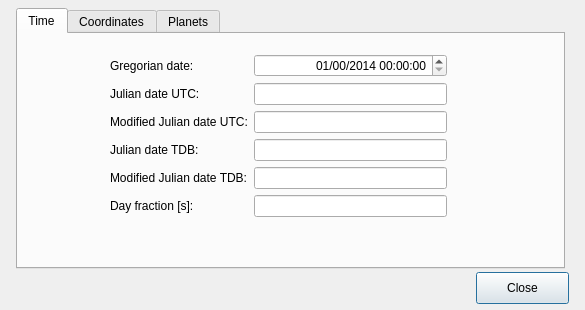
First picture: the form in sta-src/Calculator/STAcalculator.ui, repository Dwarf-Planet-Project/SpaceDesignTool, before the edit.
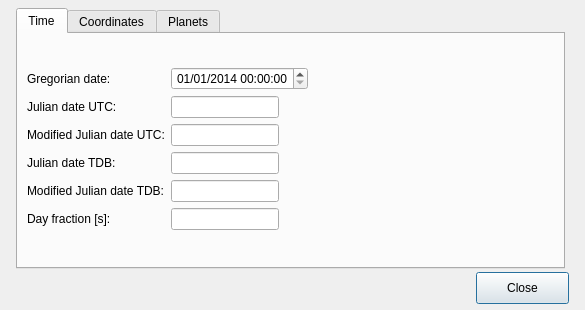
Second picture: the form after the edit. Icons and pictures are not drawn.

Commit message: Updating decorations of the calculator JD fields

Diff of the .ui file:
```diff
--- a/sta-src/Calculator/STAcalculator.ui
+++ b/sta-src/Calculator/STAcalculator.ui
@@ -44,14 +44,37 @@
     <widget class="QWidget" name="formLayoutWidget">
      <property name="geometry">
       <rect>
-       <x>92</x>
-       <y>20</y>
-       <width>337</width>
-       <height>187</height>
+       <x>9</x>
+       <y>8</y>
+       <width>529</width>
+       <height>213</height>
       </rect>
      </property>
      <layout class="QFormLayout" name="formLayout">
-      <item row="0" column="1">
+      <property name="fieldGrowthPolicy">
+       <enum>QFormLayout::FieldsStayAtSizeHint</enum>
+      </property>
+      <item row="0" column="0">
+       <spacer name="verticalSpacer">
+        <property name="orientation">
+         <enum>Qt::Vertical</enum>
+        </property>
+        <property name="sizeHint" stdset="0">
+         <size>
+          <width>20</width>
+          <height>40</height>
+         </size>
+        </property>
+       </spacer>
+      </item>
+      <item row="1" column="0">
+       <widget class="QLabel" name="label">
+        <property name="text">
+         <string>Gregorian date:</string>
+        </property>
+       </widget>
+      </item>
+      <item row="1" column="1">
        <widget class="QDateTimeEdit" name="dateTimeEdit">
         <property name="alignment">
          <set>Qt::AlignRight|Qt::AlignTrailing|Qt::AlignVCenter</set>
@@ -67,87 +90,93 @@
          </datetime>
         </property>
         <property name="displayFormat">
-         <string>dd/mm/yyyy hh:mm:ss</string>
+         <string>dd/MM/yyyy hh:mm:ss</string>
         </property>
        </widget>
       </item>
-      <item row="1" column="1">
-       <widget class="QLineEdit" name="JDUTCEdit">
-        <property name="alignment">
-         <set>Qt::AlignRight|Qt::AlignTrailing|Qt::AlignVCenter</set>
-        </property>
-       </widget>
-      </item>
-      <item row="1" column="0">
+      <item row="2" column="0">
        <widget class="QLabel" name="label_2">
         <property name="text">
          <string>Julian date UTC:</string>
         </property>
        </widget>
       </item>
-      <item row="0" column="0">
-       <widget class="QLabel" name="label">
-        <property name="text">
-         <string>Gregorian date:</string>
+      <item row="2" column="1">
+       <widget class="QLineEdit" name="JDUTCEdit">
+        <property name="alignment">
+         <set>Qt::AlignRight|Qt::AlignTrailing|Qt::AlignVCenter</set>
         </property>
        </widget>
       </item>
-      <item row="2" column="0">
+      <item row="3" column="0">
        <widget class="QLabel" name="label_3">
         <property name="text">
          <string>Modified Julian date UTC:</string>
         </property>
        </widget>
       </item>
-      <item row="2" column="1">
+      <item row="3" column="1">
        <widget class="QLineEdit" name="MJDUTCEdit">
         <property name="alignment">
          <set>Qt::AlignRight|Qt::AlignTrailing|Qt::AlignVCenter</set>
         </property>
        </widget>
       </item>
-      <item row="3" column="0">
+      <item row="4" column="0">
        <widget class="QLabel" name="label_4">
         <property name="text">
          <string>Julian date TDB:</string>
         </property>
        </widget>
       </item>
-      <item row="4" column="0">
+      <item row="4" column="1">
+       <widget class="QLineEdit" name="JDTDBEdit">
+        <property name="alignment">
+         <set>Qt::AlignRight|Qt::AlignTrailing|Qt::AlignVCenter</set>
+        </property>
+       </widget>
+      </item>
+      <item row="5" column="0">
        <widget class="QLabel" name="label_5">
         <property name="text">
          <string>Modified Julian date TDB:</string>
         </property>
        </widget>
       </item>
-      <item row="3" column="1">
-       <widget class="QLineEdit" name="JDTDBEdit">
-        <property name="alignment">
-         <set>Qt::AlignRight|Qt::AlignTrailing|Qt::AlignVCenter</set>
-        </property>
-       </widget>
-      </item>
-      <item row="4" column="1">
+      <item row="5" column="1">
        <widget class="QLineEdit" name="MJDTDBEdit">
         <property name="alignment">
          <set>Qt::AlignRight|Qt::AlignTrailing|Qt::AlignVCenter</set>
         </property>
        </widget>
       </item>
-      <item row="5" column="0">
+      <item row="6" column="0">
        <widget class="QLabel" name="label_11">
         <property name="text">
          <string>Day fraction [s]:</string>
         </property>
        </widget>
       </item>
-      <item row="5" column="1">
+      <item row="6" column="1">
        <widget class="QLineEdit" name="DayFractionEdit">
         <property name="alignment">
          <set>Qt::AlignRight|Qt::AlignTrailing|Qt::AlignVCenter</set>
         </property>
        </widget>
       </item>
+      <item row="7" column="0">
+       <spacer name="verticalSpacer_2">
+        <property name="orientation">
+         <enum>Qt::Vertical</enum>
+        </property>
+        <property name="sizeHint" stdset="0">
+         <size>
+          <width>20</width>
+          <height>40</height>
+         </size>
+        </property>
+       </spacer>
+      </item>
      </layout>
     </widget>
    </widget>
```
